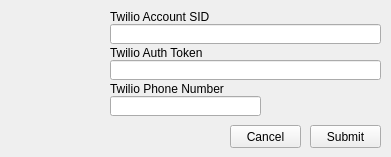
Before: the Qt Designer form ui/setup_window.ui in RobbyDesrosiers/QuickText, drawn with Qt 5.
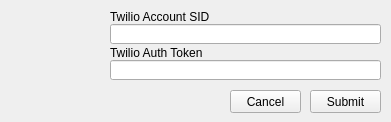
After: the same form once the commit is applied. Icons and pictures are not drawn.

Commit message: added phone number selection w/ twilio api, deleted phone number input on startup

Patch:
```diff
--- a/ui/setup_window.ui
+++ b/ui/setup_window.ui
@@ -7,7 +7,7 @@
     <x>0</x>
     <y>0</y>
     <width>391</width>
-    <height>157</height>
+    <height>122</height>
    </rect>
   </property>
   <property name="minimumSize">
@@ -75,7 +75,7 @@
    <property name="geometry">
     <rect>
      <x>310</x>
-     <y>125</y>
+     <y>90</y>
      <width>71</width>
      <height>23</height>
     </rect>
@@ -88,7 +88,7 @@
    <property name="geometry">
     <rect>
      <x>230</x>
-     <y>125</y>
+     <y>90</y>
      <width>71</width>
      <height>23</height>
     </rect>
@@ -100,10 +100,10 @@
   <widget class="QLabel" name="label">
    <property name="geometry">
     <rect>
-     <x>3</x>
-     <y>16</y>
-     <width>101</width>
-     <height>101</height>
+     <x>14</x>
+     <y>10</y>
+     <width>81</width>
+     <height>81</height>
     </rect>
    </property>
    <property name="text">
@@ -116,29 +116,6 @@
     <bool>true</bool>
    </property>
   </widget>
-  <widget class="QLineEdit" name="ent_phone_number">
-   <property name="geometry">
-    <rect>
-     <x>110</x>
-     <y>96</y>
-     <width>151</width>
-     <height>20</height>
-    </rect>
-   </property>
-  </widget>
-  <widget class="QLabel" name="lbl_phone_number">
-   <property name="geometry">
-    <rect>
-     <x>110</x>
-     <y>81</y>
-     <width>141</width>
-     <height>16</height>
-    </rect>
-   </property>
-   <property name="text">
-    <string>Twilio Phone Number</string>
-   </property>
-  </widget>
  </widget>
  <resources>
   <include location="twilio_logo.qrc"/>
```
The commit also changes 12 other files.
